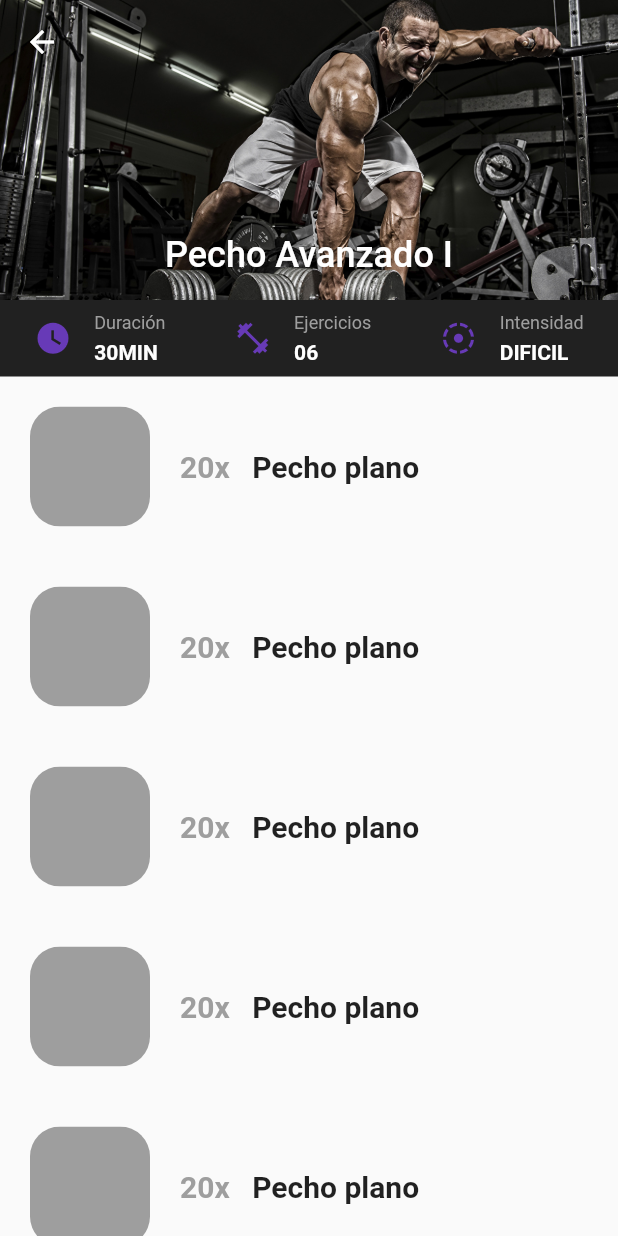
After one commit to isamed92/powersaucef, a Flutter app: the screen it shows after launch, after a tap on "Gratis", on a phone screen of 412 x 824 dp. The commit adds this screen. Run offline on Flutter 3.47's test engine with Material 2 defaults, Android fonts, the phone set to English and light mode, and no system bars.

Commit message:
routine view added

```diff
--- a/lib/main.dart
+++ b/lib/main.dart
@@ -1,5 +1,6 @@
 import 'package:flutter/material.dart';
 import 'package:powersaucef/src/pages/home_page.dart';
+import 'package:powersaucef/src/pages/routine_page.dart';
 
 void main() => runApp(MyApp());
 
@@ -11,7 +12,8 @@ class MyApp extends StatelessWidget {
       debugShowCheckedModeBanner: false,
       initialRoute: 'home',
       routes: {
-        'home'        :    (BuildContext context) => HomePage(),
+        'home'            :    (BuildContext context) => HomePage(),
+        'routine'         :    (BuildContext context) => RoutinePage(),
       },
 
     );
--- /dev/null
+++ b/lib/src/models/ROUTINES_DATA.dart
@@ -0,0 +1,275 @@
+import 'package:powersaucef/src/models/activity_model.dart';
+import 'package:powersaucef/src/models/routine_model.dart';
+
+class RUTINAS {
+  List<Routine> _rutinas = [
+    Routine(
+        name: 'Principiante I',
+        tag: 'Pago',
+        level: 'FACIL',
+        duration: '50MIN',
+        difficulty: 1,
+        bgImg: 'assets/prueba.jpg',
+        excersices: [
+          Activity(
+              id: '1',
+              name: 'Pecho plano',
+              procedure:
+                  'Ea cupidatat magna magna voluptate velit do. Ut laborum elit ad aliqua. Qui culpa eu qui tempor enim fugiat. Lorem consectetur qui deserunt veniam laboris tempor laboris esse officia cillum. Anim duis ullamco laboris consequat deserunt. Deserunt consectetur ipsum nostrud Lorem ullamco adipisicing culpa in sint. Aute laborum anim tempor culpa irure laborum dolor consequat consequat sunt irure amet.',
+              repeat: '20x',
+              video: 'https://www.youtube.com/watch?v=M30hRfn5pDc'),
+          Activity(
+              id: '1',
+              name: 'Pecho inclinado',
+              procedure:
+                  'Ea cupidatat magna magna voluptate velit do. Ut laborum elit ad aliqua. Qui culpa eu qui tempor enim fugiat. Lorem consectetur qui deserunt veniam laboris tempor laboris esse officia cillum. Anim duis ullamco laboris consequat deserunt. Deserunt consectetur ipsum nostrud Lorem ullamco adipisicing culpa in sint. Aute laborum anim tempor culpa irure laborum dolor consequat consequat sunt irure amet.',
+              repeat: '20x',
+              video: 'https://www.youtube.com/watch?v=M30hRfn5pDc'),
+          Activity(
+              id: '1',
+              name: 'Pecho acostado',
+              procedure:
+                  'Ea cupidatat magna magna voluptate velit do. Ut laborum elit ad aliqua. Qui culpa eu qui tempor enim fugiat. Lorem consectetur qui deserunt veniam laboris tempor laboris esse officia cillum. Anim duis ullamco laboris consequat deserunt. Deserunt consectetur ipsum nostrud Lorem ullamco adipisicing culpa in sint. Aute laborum anim tempor culpa irure laborum dolor consequat consequat sunt irure amet.',
+              repeat: '20x',
+              video: 'https://www.youtube.com/watch?v=M30hRfn5pDc'),
+          Activity(
+              id: '1',
+              name: 'Pecho plano',
+              procedure:
+                  'Ea cupidatat magna magna voluptate velit do. Ut laborum elit ad aliqua. Qui culpa eu qui tempor enim fugiat. Lorem consectetur qui deserunt veniam laboris tempor laboris esse officia cillum. Anim duis ullamco laboris consequat deserunt. Deserunt consectetur ipsum nostrud Lorem ullamco adipisicing culpa in sint. Aute laborum anim tempor culpa irure laborum dolor consequat consequat sunt irure amet.',
+              repeat: '20x',
+              video: 'https://www.youtube.com/watch?v=M30hRfn5pDc'),
+          Activity(
+              id: '1',
+              name: 'Pecho plano',
+              procedure:
+                  'Ea cupidatat magna magna voluptate velit do. Ut laborum elit ad aliqua. Qui culpa eu qui tempor enim fugiat. Lorem consectetur qui deserunt veniam laboris tempor laboris esse officia cillum. Anim duis ullamco laboris consequat deserunt. Deserunt consectetur ipsum nostrud Lorem ullamco adipisicing culpa in sint. Aute laborum anim tempor culpa irure laborum dolor consequat consequat sunt irure amet.',
+              repeat: '20x',
+              video: 'https://www.youtube.com/watch?v=M30hRfn5pDc'),
+        ]),
+    Routine(
+        name: 'Principiante II',
+        tag: 'Pago',
+        level: 'FACIL',
+        duration: '40MIN',
+        difficulty: 1,
+        bgImg: 'assets/pecho.jpg',
+        excersices: [
+          Activity(
+              id: '1',
+              name: 'Pecho plano',
+              procedure:
+                  'Adipisicing commodo ullamco voluptate et proident aliqua deserunt. Lorem ipsum ad adipisicing irure quis qui laborum proident adipisicing do sint labore. Esse incididunt in proident sit minim incididunt excepteur quis irure pariatur minim velit.',
+              repeat: '20x',
+              video: 'https://www.youtube.com/watch?v=M30hRfn5pDc'),
+          Activity(
+              id: '1',
+              name: 'Pecho plano',
+              procedure:
+                  'Ea cupidatat magna magna voluptate velit do. Ut laborum elit ad aliqua. Qui culpa eu qui tempor enim fugiat. Lorem consectetur qui deserunt veniam laboris tempor laboris esse officia cillum. Anim duis ullamco laboris consequat deserunt. Deserunt consectetur ipsum nostrud Lorem ullamco adipisicing culpa in sint. Aute laborum anim tempor culpa irure laborum dolor consequat consequat sunt irure amet.',
+              repeat: '20x',
+              video: 'https://www.youtube.com/watch?v=M30hRfn5pDc'),
+          Activity(
+              id: '1',
+              name: 'Pecho plano',
+              procedure:
+                  'Ea cupidatat magna magna voluptate velit do. Ut laborum elit ad aliqua. Qui culpa eu qui tempor enim fugiat. Lorem consectetur qui deserunt veniam laboris tempor laboris esse officia cillum. Anim duis ullamco laboris consequat deserunt. Deserunt consectetur ipsum nostrud Lorem ullamco adipisicing culpa in sint. Aute laborum anim tempor culpa irure laborum dolor consequat consequat sunt irure amet.',
+              repeat: '20x',
+              video: 'https://www.youtube.com/watch?v=M30hRfn5pDc'),
+          Activity(
+              id: '1',
+              name: 'Pecho plano',
+              procedure:
+                  'Ea cupidatat magna magna voluptate velit do. Ut laborum elit ad aliqua. Qui culpa eu qui tempor enim fugiat. Lorem consectetur qui deserunt veniam laboris tempor laboris esse officia cillum. Anim duis ullamco laboris consequat deserunt. Deserunt consectetur ipsum nostrud Lorem ullamco adipisicing culpa in sint. Aute laborum anim tempor culpa irure laborum dolor consequat consequat sunt irure amet.',
+              repeat: '20x',
+              video: 'https://www.youtube.com/watch?v=M30hRfn5pDc'),
+          Activity(
+              id: '1',
+              name: 'Pecho plano',
+              procedure:
+                  'Ea cupidatat magna magna voluptate velit do. Ut laborum elit ad aliqua. Qui culpa eu qui tempor enim fugiat. Lorem consectetur qui deserunt veniam laboris tempor laboris esse officia cillum. Anim duis ullamco laboris consequat deserunt. Deserunt consectetur ipsum nostrud Lorem ullamco adipisicing culpa in sint. Aute laborum anim tempor culpa irure laborum dolor consequat consequat sunt irure amet.',
+              repeat: '20x',
+              video: 'https://www.youtube.com/watch?v=M30hRfn5pDc'),
+          Activity(
+              id: '1',
+              name: 'Pecho plano',
+              procedure:
+                  'Ea cupidatat magna magna voluptate velit do. Ut laborum elit ad aliqua. Qui culpa eu qui tempor enim fugiat. Lorem consectetur qui deserunt veniam laboris tempor laboris esse officia cillum. Anim duis ullamco laboris consequat deserunt. Deserunt consectetur ipsum nostrud Lorem ullamco adipisicing culpa in sint. Aute laborum anim tempor culpa irure laborum dolor consequat consequat sunt irure amet.',
+              repeat: '20x',
+              video: 'https://www.youtube.com/watch?v=M30hRfn5pDc'),
+        ]),
+    Routine(
+        name: 'Pecho Avanzado I',
+        tag: 'Gratis',
+        level: 'DIFICIL',
+        duration: '30MIN',
+        difficulty: 3,
+        bgImg: 'assets/brazos.jpg',
+        excersices: [
+          Activity(
+              id: '1',
+              name: 'Pecho plano',
+              procedure:
+                  'Magna ut aliqua pariatur excepteur ipsum do dolor duis velit Lorem sint excepteur ex commodo. Nulla ea consequat non magna. Enim sit esse sunt adipisicing ad velit excepteur Lorem in amet occaecat aliqua sit nisi. Consequat labore velit exercitation proident magna. Adipisicing nostrud eiusmod proident non enim mollit ullamco Lorem Lorem.',
+              repeat: '20x',
+              video: 'https://www.youtube.com/watch?v=M30hRfn5pDc'),
+          Activity(
+              id: '1',
+              name: 'Pecho plano',
+              procedure:
+                  'Ea cupidatat magna magna voluptate velit do. Ut laborum elit ad aliqua. Qui culpa eu qui tempor enim fugiat. Lorem consectetur qui deserunt veniam laboris tempor laboris esse officia cillum. Anim duis ullamco laboris consequat deserunt. Deserunt consectetur ipsum nostrud Lorem ullamco adipisicing culpa in sint. Aute laborum anim tempor culpa irure laborum dolor consequat consequat sunt irure amet.',
+              repeat: '20x',
+              video: 'https://www.youtube.com/watch?v=M30hRfn5pDc'),
+          Activity(
+              id: '1',
+              name: 'Pecho plano',
+              procedure:
+                  'Ea cupidatat magna magna voluptate velit do. Ut laborum elit ad aliqua. Qui culpa eu qui tempor enim fugiat. Lorem consectetur qui deserunt veniam laboris tempor laboris esse officia cillum. Anim duis ullamco laboris consequat deserunt. Deserunt consectetur ipsum nostrud Lorem ullamco adipisicing culpa in sint. Aute laborum anim tempor culpa irure laborum dolor consequat consequat sunt irure amet.',
+              repeat: '20x',
+              video: 'https://www.youtube.com/watch?v=M30hRfn5pDc'),
+          Activity(
+              id: '1',
+              name: 'Pecho plano',
+              procedure:
+                  'Ea cupidatat magna magna voluptate velit do. Ut laborum elit ad aliqua. Qui culpa eu qui tempor enim fugiat. Lorem consectetur qui deserunt veniam laboris tempor laboris esse officia cillum. Anim duis ullamco laboris consequat deserunt. Deserunt consectetur ipsum nostrud Lorem ullamco adipisicing culpa in sint. Aute laborum anim tempor culpa irure laborum dolor consequat consequat sunt irure amet.',
+              repeat: '20x',
+              video: 'https://www.youtube.com/watch?v=M30hRfn5pDc'),
+          Activity(
+              id: '1',
+              name: 'Pecho plano',
+              procedure:
+                  'Ea cupidatat magna magna voluptate velit do. Ut laborum elit ad aliqua. Qui culpa eu qui tempor enim fugiat. Lorem consectetur qui deserunt veniam laboris tempor laboris esse officia cillum. Anim duis ullamco laboris consequat deserunt. Deserunt consectetur ipsum nostrud Lorem ullamco adipisicing culpa in sint. Aute laborum anim tempor culpa irure laborum dolor consequat consequat sunt irure amet.',
+              repeat: '20x',
+              video: 'https://www.youtube.com/watch?v=M30hRfn5pDc'),
+          Activity(
+              id: '1',
+              name: 'Pecho plano',
+              procedure:
+                  'Ea cupidatat magna magna voluptate velit do. Ut laborum elit ad aliqua. Qui culpa eu qui tempor enim fugiat. Lorem consectetur qui deserunt veniam laboris tempor laboris esse officia cillum. Anim duis ullamco laboris consequat deserunt. Deserunt consectetur ipsum nostrud Lorem ullamco adipisicing culpa in sint. Aute laborum anim tempor culpa irure laborum dolor consequat consequat sunt irure amet.',
+              repeat: '20x',
+              video: 'https://www.youtube.com/watch?v=M30hRfn5pDc'),
+        ]),
+    Routine(
+        name: 'Biceps Intermedio',
+        tag: 'Pago',
+        level: 'REGULAR',
+        duration: '60MIN',
+        difficulty: 2,
+        bgImg: 'assets/pecho.jpg',
+        excersices: [
+          Activity(
+              id: '1',
+              name: 'Pecho plano',
+              procedure:
+                  'Amet consequat ut duis amet culpa tempor adipisicing laboris ex dolore mollit tempor. Culpa voluptate adipisicing excepteur tempor esse fugiat nulla duis culpa ad exercitation proident velit. Esse occaecat enim ea labore cillum consequat sint aliqua cupidatat irure sint dolore.',
+              repeat: '20x',
+              video: 'https://www.youtube.com/watch?v=M30hRfn5pDc')
+        ]),
+    Routine(
+        name: 'Triceps Intermedio',
+        tag: 'Gratis',
+        level: 'REGULAR',
+        duration: '10MIN',
+        difficulty: 2,
+        bgImg: 'assets/prueba.jpg',
+        excersices: [
+          Activity(
+              id: '1',
+              name: 'Pecho plano',
+              procedure:
+                  'Ad cillum esse incididunt nulla. Elit nisi incididunt nisi commodo est aliquip sint eu laboris Lorem amet culpa reprehenderit. Incididunt dolore incididunt ut laborum fugiat aliquip veniam magna qui ea nisi cupidatat. Commodo ex enim ex esse quis consequat fugiat laborum cillum mollit enim sint. In Lorem ullamco officia proident ipsum in laboris sint sint eu.',
+              repeat: '20x',
+              video: 'https://www.youtube.com/watch?v=M30hRfn5pDc'),
+          Activity(
+              id: '1',
+              name: 'Pecho plano',
+              procedure:
+                  'Ea cupidatat magna magna voluptate velit do. Ut laborum elit ad aliqua. Qui culpa eu qui tempor enim fugiat. Lorem consectetur qui deserunt veniam laboris tempor laboris esse officia cillum. Anim duis ullamco laboris consequat deserunt. Deserunt consectetur ipsum nostrud Lorem ullamco adipisicing culpa in sint. Aute laborum anim tempor culpa irure laborum dolor consequat consequat sunt irure amet.',
+              repeat: '20x',
+              video: 'https://www.youtube.com/watch?v=M30hRfn5pDc'),
+          Activity(
+              id: '1',
+              name: 'Pecho plano',
+              procedure:
+                  'Ea cupidatat magna magna voluptate velit do. Ut laborum elit ad aliqua. Qui culpa eu qui tempor enim fugiat. Lorem consectetur qui deserunt veniam laboris tempor laboris esse officia cillum. Anim duis ullamco laboris consequat deserunt. Deserunt consectetur ipsum nostrud Lorem ullamco adipisicing culpa in sint. Aute laborum anim tempor culpa irure laborum dolor consequat consequat sunt irure amet.',
+              repeat: '20x',
+              video: 'https://www.youtube.com/watch?v=M30hRfn5pDc'),
+          Activity(
+              id: '1',
+              name: 'Pecho plano',
+              procedure:
+                  'Ea cupidatat magna magna voluptate velit do. Ut laborum elit ad aliqua. Qui culpa eu qui tempor enim fugiat. Lorem consectetur qui deserunt veniam laboris tempor laboris esse officia cillum. Anim duis ullamco laboris consequat deserunt. Deserunt consectetur ipsum nostrud Lorem ullamco adipisicing culpa in sint. Aute laborum anim tempor culpa irure laborum dolor consequat consequat sunt irure amet.',
+              repeat: '20x',
+              video: 'https://www.youtube.com/watch?v=M30hRfn5pDc'),
+          Activity(
+              id: '1',
+              name: 'Pecho plano',
+              procedure:
+                  'Ea cupidatat magna magna voluptate velit do. Ut laborum elit ad aliqua. Qui culpa eu qui tempor enim fugiat. Lorem consectetur qui deserunt veniam laboris tempor laboris esse officia cillum. Anim duis ullamco laboris consequat deserunt. Deserunt consectetur ipsum nostrud Lorem ullamco adipisicing culpa in sint. Aute laborum anim tempor culpa irure laborum dolor consequat consequat sunt irure amet.',
+              repeat: '20x',
+              video: 'https://www.youtube.com/watch?v=M30hRfn5pDc'),
+          Activity(
+              id: '1',
+              name: 'Pecho plano',
+              procedure:
+                  'Ea cupidatat magna magna voluptate velit do. Ut laborum elit ad aliqua. Qui culpa eu qui tempor enim fugiat. Lorem consectetur qui deserunt veniam laboris tempor laboris esse officia cillum. Anim duis ullamco laboris consequat deserunt. Deserunt consectetur ipsum nostrud Lorem ullamco adipisicing culpa in sint. Aute laborum anim tempor culpa irure laborum dolor consequat consequat sunt irure amet.',
+              repeat: '20x',
+              video: 'https://www.youtube.com/watch?v=M30hRfn5pDc'),
+        ]),
+    Routine(
+        name: 'Brazos Avanzado III',
+        tag: 'Pago',
+        level: 'DIFICIL',
+        duration: '50MIN',
+        difficulty: 3,
+        bgImg: 'assets/brazos.jpg',
+        excersices: [
+          Activity(
+              id: '1',
+              name: 'Pecho plano',
+              procedure:
+                  'Fugiat culpa nulla voluptate labore excepteur laborum ut eu officia. Et incididunt enim Lorem minim. Ullamco veniam ullamco mollit nulla non do amet minim exercitation fugiat pariatur. Sit quis id velit pariatur cupidatat sit eu aliquip ex elit sit. Proident deserunt ullamco sunt pariatur nulla ut. Et amet ad nulla voluptate. Ullamco elit ea sit est cupidatat ullamco.',
+              repeat: '20x',
+              video: 'https://www.youtube.com/watch?v=M30hRfn5pDc'),
+          Activity(
+              id: '1',
+              name: 'Pecho plano',
+              procedure:
+                  'Ea cupidatat magna magna voluptate velit do. Ut laborum elit ad aliqua. Qui culpa eu qui tempor enim fugiat. Lorem consectetur qui deserunt veniam laboris tempor laboris esse officia cillum. Anim duis ullamco laboris consequat deserunt. Deserunt consectetur ipsum nostrud Lorem ullamco adipisicing culpa in sint. Aute laborum anim tempor culpa irure laborum dolor consequat consequat sunt irure amet.',
+              repeat: '20x',
+              video: 'https://www.youtube.com/watch?v=M30hRfn5pDc'),
+          Activity(
+              id: '1',
+              name: 'Pecho plano',
+              procedure:
+                  'Ea cupidatat magna magna voluptate velit do. Ut laborum elit ad aliqua. Qui culpa eu qui tempor enim fugiat. Lorem consectetur qui deserunt veniam laboris tempor laboris esse officia cillum. Anim duis ullamco laboris consequat deserunt. Deserunt consectetur ipsum nostrud Lorem ullamco adipisicing culpa in sint. Aute laborum anim tempor culpa irure laborum dolor consequat consequat sunt irure amet.',
+              repeat: '20x',
+              video: 'https://www.youtube.com/watch?v=M30hRfn5pDc'),
+          Activity(
+              id: '1',
+              name: 'Pecho plano',
+              procedure:
+                  'Ea cupidatat magna magna voluptate velit do. Ut laborum elit ad aliqua. Qui culpa eu qui tempor enim fugiat. Lorem consectetur qui deserunt veniam laboris tempor laboris esse officia cillum. Anim duis ullamco laboris consequat deserunt. Deserunt consectetur ipsum nostrud Lorem ullamco adipisicing culpa in sint. Aute laborum anim tempor culpa irure laborum dolor consequat consequat sunt irure amet.',
+              repeat: '20x',
+              video: 'https://www.youtube.com/watch?v=M30hRfn5pDc'),
+          Activity(
+              id: '1',
+              name: 'Pecho plano',
+              procedure:
+                  'Ea cupidatat magna magna voluptate velit do. Ut laborum elit ad aliqua. Qui culpa eu qui tempor enim fugiat. Lorem consectetur qui deserunt veniam laboris tempor laboris esse officia cillum. Anim duis ullamco laboris consequat deserunt. Deserunt consectetur ipsum nostrud Lorem ullamco adipisicing culpa in sint. Aute laborum anim tempor culpa irure laborum dolor consequat consequat sunt irure amet.',
+              repeat: '20x',
+              video: 'https://www.youtube.com/watch?v=M30hRfn5pDc'),
+          Activity(
+              id: '1',
+              name: 'Pecho plano',
+              procedure:
+                  'Ea cupidatat magna magna voluptate velit do. Ut laborum elit ad aliqua. Qui culpa eu qui tempor enim fugiat. Lorem consectetur qui deserunt veniam laboris tempor laboris esse officia cillum. Anim duis ullamco laboris consequat deserunt. Deserunt consectetur ipsum nostrud Lorem ullamco adipisicing culpa in sint. Aute laborum anim tempor culpa irure laborum dolor consequat consequat sunt irure amet.',
+              repeat: '20x',
+              video: 'https://www.youtube.com/watch?v=M30hRfn5pDc'),
+        ]),
+  ];
+
+  List<Routine> getRutinas() {
+    return _rutinas;
+  }
+}
--- /dev/null
+++ b/lib/src/models/activity_model.dart
@@ -0,0 +1,17 @@
+
+
+class Activity {
+  String id;
+  String name;
+  String repeat;
+  String procedure;
+  String video;
+
+  Activity({
+    this.id,
+    this.name,
+    this.repeat,
+    this.procedure,
+    this.video
+  });
+}
--- a/lib/src/models/routine_model.dart
+++ b/lib/src/models/routine_model.dart
@@ -1,4 +1,6 @@
 
+
+import 'package:powersaucef/src/models/activity_model.dart';
 
 class Routine {
   String name;
@@ -7,6 +9,7 @@ class Routine {
   int difficulty;
   String duration;
   String bgImg;
+  List<Activity> excersices;
 
   Routine({
     this.name,
@@ -14,7 +17,8 @@ class Routine {
     this.level,
     this.difficulty,
     this.duration,
-    this.bgImg
+    this.bgImg,
+    this.excersices
   });
 
 }
--- a/lib/src/pages/home_page.dart
+++ b/lib/src/pages/home_page.dart
@@ -1,5 +1,5 @@
 import 'package:flutter/material.dart';
-import 'package:powersaucef/src/widgets/card_widget.dart';
+import 'package:powersaucef/src/widgets/card_routine_widget.dart';
 
 
 class HomePage extends StatelessWidget {
--- /dev/null
+++ b/lib/src/pages/routine_page.dart
@@ -0,0 +1,101 @@
+import 'package:flutter/material.dart';
+import 'package:powersaucef/src/models/routine_model.dart';
+import 'package:powersaucef/src/widgets/activity_row_widget.dart';
+
+class RoutinePage extends StatelessWidget {
+  @override
+  Widget build(BuildContext context) {
+    final Routine rutina = ModalRoute.of(context).settings.arguments;
+    return Scaffold(
+      body: CustomScrollView(
+        slivers: <Widget>[
+          _createAppBar(rutina),
+          SliverList(
+            delegate: SliverChildListDelegate([
+              // SizedBox(height: 10.0),
+              _createDataRoutine(rutina),
+              Column(
+                children: _createPath(rutina),
+                ),
+            ]),
+          )
+        ],
+      ),
+    );
+  }
+
+  Widget _createAppBar(Routine routine) {
+    return SliverAppBar(
+      elevation: 2.0,
+      backgroundColor: Colors.black87,
+      expandedHeight: 200.0,
+      floating: false,
+      pinned: true,
+      flexibleSpace: FlexibleSpaceBar(
+        centerTitle: true,
+        title: Text(
+          routine.name,
+          style: TextStyle(color: Colors.white, fontSize: 16.0),
+        ),
+        background: Image(
+          image: AssetImage(routine.bgImg),
+          fit: BoxFit.cover,
+        ),
+      ),
+    );
+  }
+
+  Widget _createDataRoutine(Routine routine) {
+    return Container(
+      color: Colors.black87,
+      child: Row(
+        mainAxisAlignment: MainAxisAlignment.spaceAround,
+        children: <Widget>[
+          _mostrarData(Icons.watch_later, 'Duración', routine.duration),
+          _mostrarData(Icons.fitness_center, 'Ejercicios', '0'+ routine.excersices.length.toString()),
+          _mostrarData(Icons.filter_tilt_shift, 'Intensidad', routine.level),
+        ],
+      ),
+    );
+  }
+
+  Widget _mostrarData(IconData icon, String title, String value) {
+    return Padding(
+      padding: const EdgeInsets.all(8.0),
+      child: Row(
+        children: <Widget>[
+          Icon(
+            icon,
+            size: 25.0,
+            color: Colors.deepPurple,
+          ),
+          SizedBox(width: 15.0,),
+          Column(
+            crossAxisAlignment: CrossAxisAlignment.start,
+            children: <Widget>[
+              Text(
+                title,
+                style: TextStyle(color: Colors.grey, fontSize: 12),
+              ),
+              SizedBox(
+                height: 5.0,
+              ),
+              Text(
+                value,
+                style: TextStyle(color: Colors.white,fontWeight: FontWeight.bold, fontSize: 14),
+              ),
+            ],
+          )
+        ],
+      ),
+    );
+  }
+
+  List<Widget> _createPath(Routine routine) {
+    return routine.excersices.map((exercise) {
+      return ActivityRow(
+        exercise: exercise,
+      );
+    }).toList();
+  }
+}
--- /dev/null
+++ b/lib/src/widgets/activity_row_widget.dart
@@ -0,0 +1,44 @@
+import 'package:flutter/material.dart';
+import 'package:powersaucef/src/models/activity_model.dart';
+
+class ActivityRow extends StatelessWidget {
+  final Activity exercise;
+
+  ActivityRow({this.exercise});
+  @override
+  Widget build(BuildContext context) {
+    return Row(
+      children: <Widget>[
+        _getImg(),
+        _getRepeat(),
+        SizedBox(width: 15.0,),
+        _getName(),
+      ],
+    );
+  }
+
+  Widget _getImg() {
+    return Container(
+      padding: EdgeInsets.all(20.0),
+      child: ClipRRect(
+        borderRadius: BorderRadius.circular(20.0),
+        child: Container(
+          width: 80.0,
+          height: 80.0,
+          color: Colors.grey,
+        ),
+      ),
+    );
+  }
+
+  Widget _getName(){
+    return Container(
+      child: Text(exercise.name,style: TextStyle(fontSize: 20.0, fontWeight: FontWeight.bold),),
+    );
+  }
+  Widget _getRepeat(){
+    return Container(
+      child: Text(exercise.repeat, style: TextStyle(fontSize: 20.0, color: Colors.grey, fontWeight: FontWeight.bold),),
+    );
+  }
+}
```
Also changed, not shown: lib/src/widgets/card_routine_widget.dart (renamed from lib/src/widgets/card_widget.dart, +8 -46 lines).
